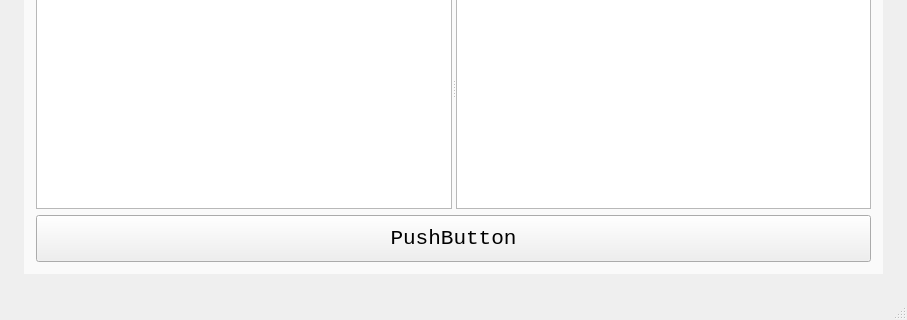
This is ui/design3.ui in EasonLu1222/readByYourself as Qt 5 draws it before an edit; both pictures show x 0 to 907 and y 189 to 509 of the 907 by 509 pixel window. The edited form follows.
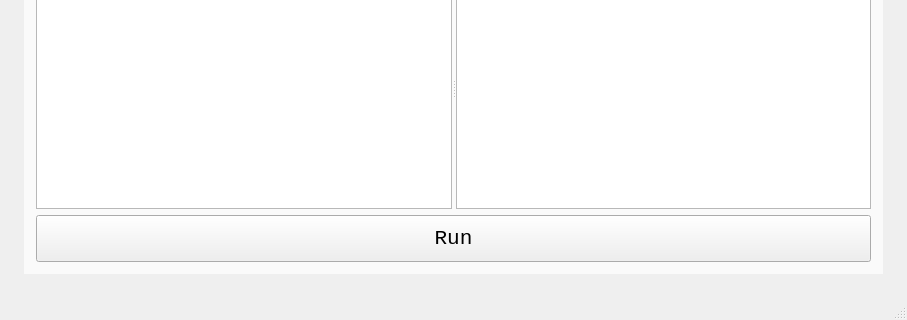
This is the edited form. Custom widgets are drawn as their Qt base class.

The edit to the form file:
```diff
--- a/ui/design3.ui
+++ b/ui/design3.ui
@@ -222,7 +222,7 @@
             <string notr="true">padding:10px</string>
            </property>
            <property name="text">
-            <string>PushButton</string>
+            <string>Run</string>
            </property>
           </widget>
          </item>
```
